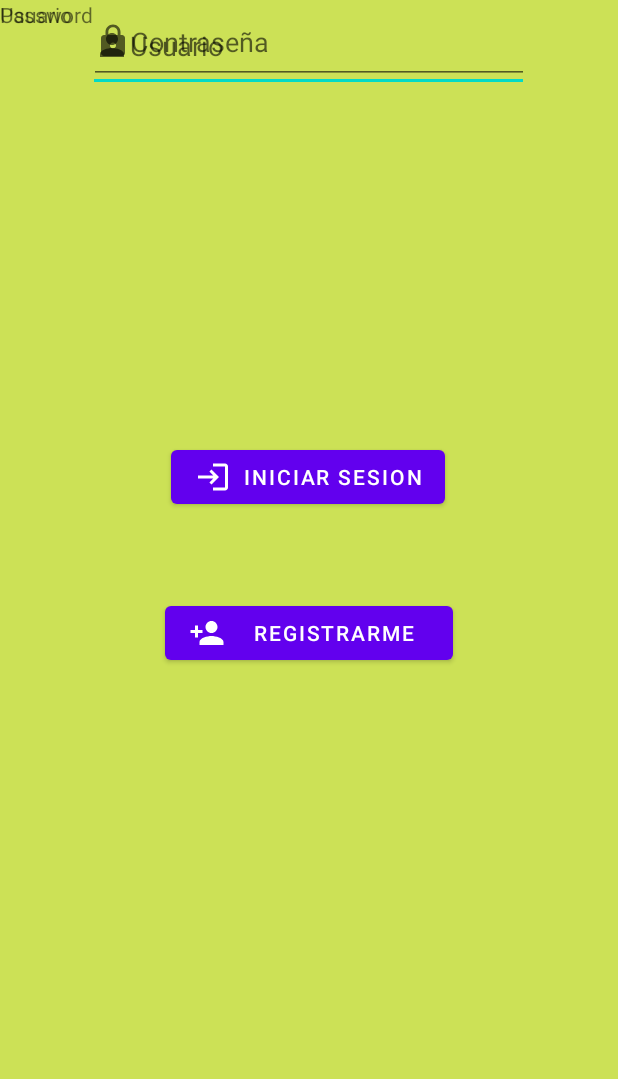
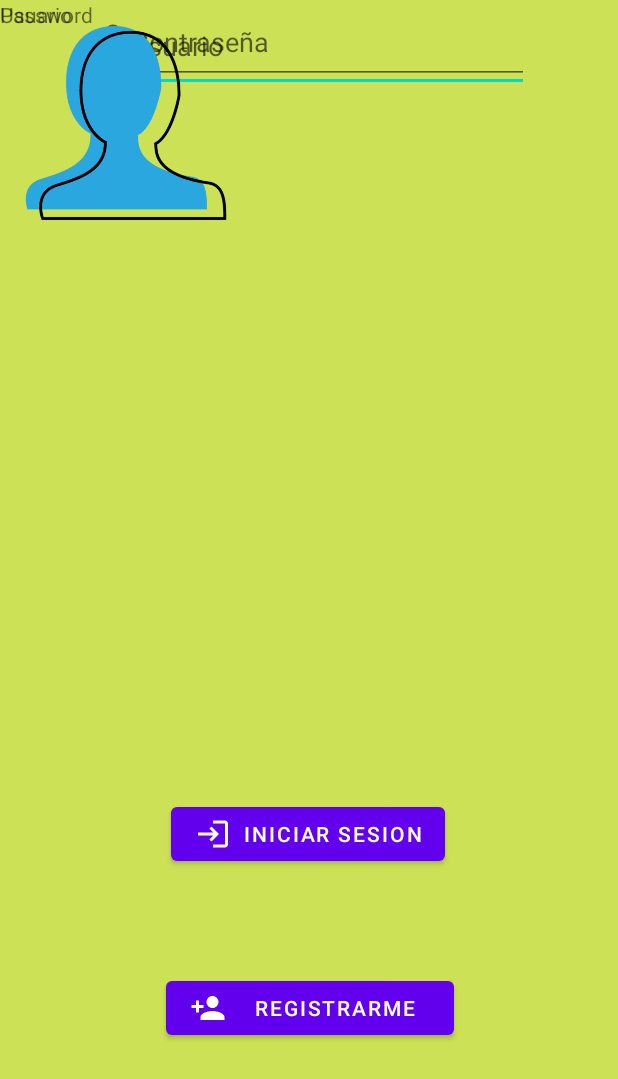
Before and after one commit to alonsodelcordova/notass-app-movil, an Android app: the layout login_inicio.xml on its own in the app's theme, with its tools: preview values and no code run, on a phone screen of 412 x 824 dp. Shown: the top 1079 px of the screen. Run offline under Robolectric (Android 15) with nearby library versions, the phone set to English and light mode, and no system bars.

Commit message:
cambios nuevos de login

```diff
--- a/app/src/main/res/layout/login_inicio.xml
+++ b/app/src/main/res/layout/login_inicio.xml
@@ -5,37 +5,6 @@
     android:layout_width="match_parent"
     android:layout_height="match_parent"
     android:background="#CCE156">
-
-    <Button
-        android:id="@+id/button2"
-        android:layout_width="wrap_content"
-        android:layout_height="wrap_content"
-        android:layout_marginBottom="244dp"
-        android:text="iniciar sesion"
-        app:icon="@drawable/ic_baseline_login_24"
-        app:layout_constraintBottom_toBottomOf="parent"
-        app:layout_constraintEnd_toEndOf="parent"
-        app:layout_constraintHorizontal_bias="0.497"
-        app:layout_constraintStart_toStartOf="parent"
-        app:layout_constraintTop_toBottomOf="@+id/contraseña" />
-
-    <TextView
-        android:id="@+id/textView"
-        android:layout_width="wrap_content"
-        android:layout_height="wrap_content"
-        android:backgroundTint="#000000"
-        android:shadowColor="@color/black"
-        android:text="Usuario"
-        tools:layout_editor_absoluteX="58dp"
-        tools:layout_editor_absoluteY="172dp" />
-
-    <TextView
-        android:id="@+id/textView2"
-        android:layout_width="wrap_content"
-        android:layout_height="wrap_content"
-        android:text="Password"
-        tools:layout_editor_absoluteX="59dp"
-        tools:layout_editor_absoluteY="304dp" />
 
     <EditText
         android:id="@+id/user"
@@ -49,7 +18,53 @@
         app:layout_constraintEnd_toEndOf="parent"
         app:layout_constraintHorizontal_bias="0.495"
         app:layout_constraintStart_toStartOf="parent"
-        tools:layout_editor_absoluteY="207dp" />
+        tools:layout_editor_absoluteY="243dp" />
+
+    <Button
+        android:id="@+id/button3"
+        android:layout_width="192dp"
+        android:layout_height="wrap_content"
+        android:layout_marginTop="68dp"
+        android:password="false"
+        android:text="Registrarme"
+        app:icon="@drawable/ic_baseline_person_add_24"
+        app:layout_constraintEnd_toEndOf="parent"
+        app:layout_constraintHorizontal_bias="0.502"
+        app:layout_constraintStart_toStartOf="parent"
+        app:layout_constraintTop_toBottomOf="@+id/button2"
+        app:strokeColor="#000000" />
+
+    <Button
+        android:id="@+id/button2"
+        android:layout_width="wrap_content"
+        android:layout_height="wrap_content"
+        android:layout_marginBottom="244dp"
+        android:text="iniciar sesion"
+        app:icon="@drawable/ic_baseline_login_24"
+        app:layout_constraintBottom_toBottomOf="parent"
+        app:layout_constraintEnd_toEndOf="parent"
+        app:layout_constraintHorizontal_bias="0.497"
+        app:layout_constraintStart_toStartOf="parent"
+        app:layout_constraintTop_toBottomOf="@+id/contraseña"
+        app:layout_constraintVertical_bias="1.0" />
+
+    <TextView
+        android:id="@+id/textView2"
+        android:layout_width="wrap_content"
+        android:layout_height="wrap_content"
+        android:text="Password"
+        tools:layout_editor_absoluteX="59dp"
+        tools:layout_editor_absoluteY="340dp" />
+
+    <TextView
+        android:id="@+id/textView"
+        android:layout_width="wrap_content"
+        android:layout_height="wrap_content"
+        android:backgroundTint="#000000"
+        android:shadowColor="@color/black"
+        android:text="Usuario"
+        tools:layout_editor_absoluteX="58dp"
+        tools:layout_editor_absoluteY="208dp" />
 
     <EditText
         android:id="@+id/contraseña"
@@ -61,19 +76,14 @@
         android:inputType="textPassword"
         app:layout_constraintEnd_toEndOf="parent"
         app:layout_constraintStart_toStartOf="parent"
-        tools:layout_editor_absoluteY="335dp" />
+        tools:layout_editor_absoluteY="371dp" />
 
-    <Button
-        android:id="@+id/button3"
-        android:layout_width="192dp"
-        android:layout_height="wrap_content"
-        android:layout_marginTop="56dp"
-        android:password="false"
-        android:text="Registrarme"
-        app:icon="@drawable/ic_baseline_person_add_24"
-        app:layout_constraintEnd_toEndOf="parent"
-        app:layout_constraintStart_toStartOf="parent"
-        app:layout_constraintTop_toBottomOf="@+id/button2"
-        app:strokeColor="#000000" />
+    <ImageView
+        android:id="@+id/imageView"
+        android:layout_width="168dp"
+        android:layout_height="164dp"
+        app:srcCompat="@drawable/ddd"
+        tools:layout_editor_absoluteX="114dp"
+        tools:layout_editor_absoluteY="29dp" />
 
 </androidx.constraintlayout.widget.ConstraintLayout>
```
Also changed, not shown: app/src/main/res/drawable/ddd.png (added), app/src/main/res/drawable/suaru.png (added).
